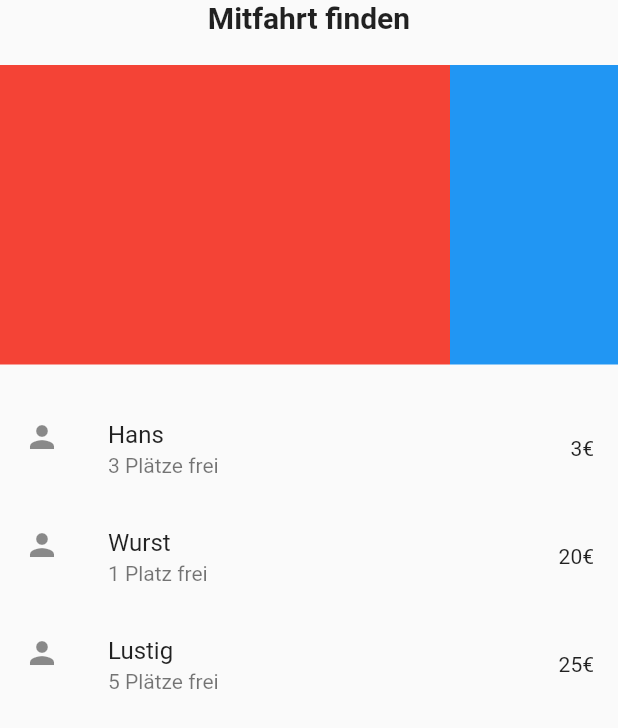
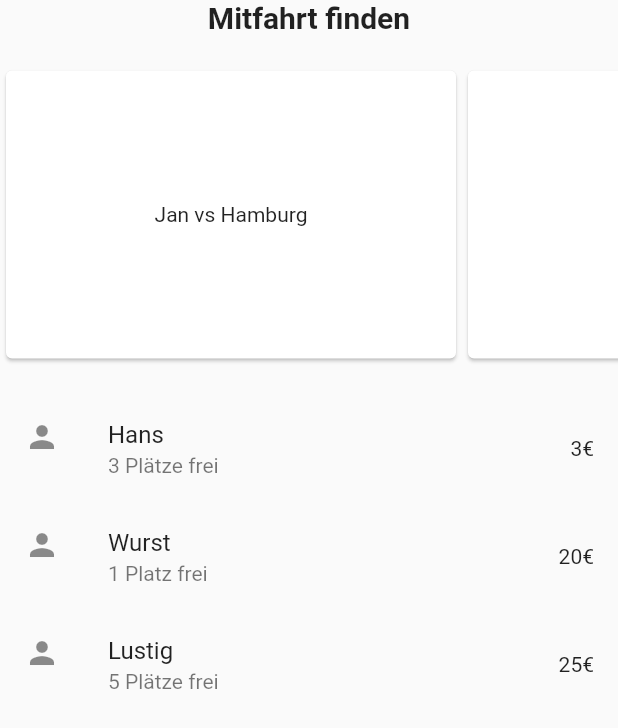
Before and after one commit to elyesnasri/Floodlight, a Flutter app: the PassengerScreen screen opened directly, on a phone screen of 412 x 824 dp. Shown: the top 728 px of the screen. Run offline on Flutter 3.47's test engine with Material 2 defaults, Android fonts, the phone set to English and light mode, and no system bars.

Commit message:
Get a list of all games implemented

```diff
--- /dev/null
+++ b/lib/register/GetListOfGames.dart
@@ -0,0 +1,59 @@
+import 'package:flutter/material.dart';
+
+class GetListOfGames extends StatelessWidget {
+  @override
+  Widget build(BuildContext context) {
+    // TODO: implement build
+    return ListView(
+      // This next line does the trick.
+      scrollDirection: Axis.horizontal,
+      children: <Widget>[
+        Container(
+          child: Card(
+            child: InkWell(
+              splashColor: Colors.blue.withAlpha(30),
+              onTap: () {
+                print('Card tapped.');
+              },
+              child: Container(
+                width: 300,
+                child: Text('Jan vs Hamburg'),
+                alignment: Alignment(0.0, 0.0),
+              ),
+            ),
+          ),
+        ),
+        Container(
+          child: Card(
+            child: InkWell(
+              splashColor: Colors.blue.withAlpha(30),
+              onTap: () {
+                print('Card tapped.');
+              },
+              child: Container(
+                width: 300,
+                child: Text('Jan vs Kiel'),
+                alignment: Alignment(0.0, 0.0),
+              ),
+            ),
+          ),
+        ),
+        Container(
+          child: Card(
+            child: InkWell(
+              splashColor: Colors.blue.withAlpha(30),
+              onTap: () {
+                print('Card tapped.');
+              },
+              child: Container(
+                width: 300,
+                child: Text('Jan vs Bayern'),
+                alignment: Alignment(0.0, 0.0),
+              ),
+            ),
+          ),
+        ),
+      ],
+    );
+  }
+}
--- a/lib/register/PassengerScreen.dart
+++ b/lib/register/PassengerScreen.dart
@@ -1,4 +1,5 @@
 import 'package:floodlight/register/ConfirmBuy.dart';
+import 'package:floodlight/register/GetListOfGames.dart';
 import 'package:flutter/material.dart';
 
 class PassengerScreen extends StatefulWidget {
@@ -21,35 +22,9 @@ class _PassengerDemoState extends State<PassengerScreen> {
             ),
           ),
           Container(
-            margin: EdgeInsets.fromLTRB(0, 10, 0, 20),
-            height: 200.0,
-            child: ListView(
-              // This next line does the trick.
-              scrollDirection: Axis.horizontal,
-              children: <Widget>[
-                Container(
-                  width: 300.0,
-                  color: Colors.red,
-                ),
-                Container(
-                  width: 300.0,
-                  color: Colors.blue,
-                ),
-                Container(
-                  width: 300.0,
-                  color: Colors.green,
-                ),
-                Container(
-                  width: 300.0,
-                  color: Colors.yellow,
-                ),
-                Container(
-                  width: 300.0,
-                  color: Colors.orange,
-                ),
-              ],
-            ),
-          ),
+              margin: EdgeInsets.fromLTRB(0, 10, 0, 20),
+              height: 200.0,
+              child: GetListOfGames()),
           _GetDriveLit(),
         ],
       ),
@@ -79,12 +54,16 @@ class _GetDriveLit extends StatelessWidget {
               title: Text('Wurst'),
               subtitle: Text("1 Platz frei"),
               trailing: Text("20€"),
+              onTap: () => ConfirmBuy.showPopUp(context, "Platz buchen?",
+                  "Jetzt noch den Platz ganz einfach buchen.", "weiter"),
             ),
             ListTile(
               leading: Icon(Icons.person),
               title: Text('Lustig'),
               subtitle: Text("5 Plätze frei"),
               trailing: Text("25€"),
+              onTap: () => ConfirmBuy.showPopUp(context, "Platz buchen?",
+                  "Jetzt noch den Platz ganz einfach buchen.", "weiter"),
             ),
           ],
         ),
```
Also changed, not shown: lib/register/DriverScreen.dart (+2 -26 lines).
